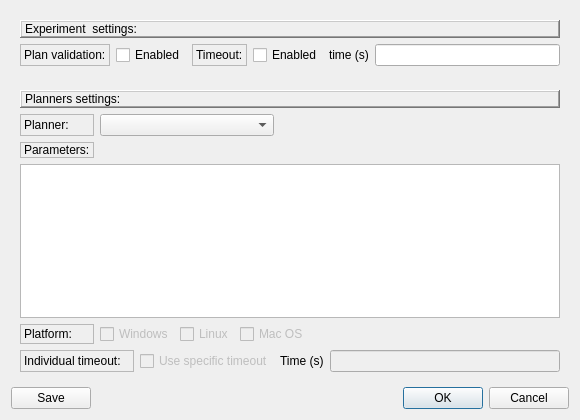
xuanjianwu/KAVI, file KAVI/forms/SolutionSettingsDialog.ui: the form before one commit.
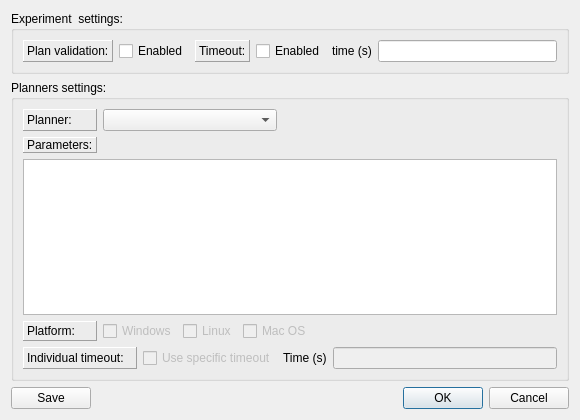
The form after the commit.

Patch:
```diff
--- a/KAVI/forms/SolutionSettingsDialog.ui
+++ b/KAVI/forms/SolutionSettingsDialog.ui
@@ -15,28 +15,18 @@
   </property>
   <layout class="QGridLayout" name="gridLayout_3">
    <item row="0" column="0" colspan="2">
-    <widget class="QWidget" name="ExperimentSettings" native="true">
+    <widget class="QGroupBox" name="ExperimentSettings">
+     <property name="title">
+      <string>Experiment  settings:</string>
+     </property>
+     <property name="flat">
+      <bool>false</bool>
+     </property>
      <layout class="QGridLayout" name="gridLayout">
-      <item row="0" column="0" colspan="6">
-       <widget class="QLabel" name="labelExperimentSettings">
-        <property name="frameShape">
-         <enum>QFrame::WinPanel</enum>
-        </property>
-        <property name="frameShadow">
-         <enum>QFrame::Raised</enum>
-        </property>
-        <property name="text">
-         <string>Experiment  settings:</string>
-        </property>
-        <property name="textFormat">
-         <enum>Qt::AutoText</enum>
-        </property>
-       </widget>
-      </item>
-      <item row="1" column="0">
+      <item row="0" column="0">
        <widget class="QLabel" name="labelPlanValidation">
         <property name="frameShape">
-         <enum>QFrame::StyledPanel</enum>
+         <enum>QFrame::Panel</enum>
         </property>
         <property name="frameShadow">
          <enum>QFrame::Raised</enum>
@@ -46,20 +36,13 @@
         </property>
        </widget>
       </item>
-      <item row="1" column="1">
-       <widget class="QCheckBox" name="PlanValidationEnabled">
-        <property name="text">
-         <string>Enabled</string>
-        </property>
-        <property name="checked">
-         <bool>false</bool>
-        </property>
-       </widget>
+      <item row="0" column="5">
+       <widget class="QLineEdit" name="TimeoutValue"/>
       </item>
-      <item row="1" column="2">
+      <item row="0" column="2">
        <widget class="QLabel" name="labelTimeout">
         <property name="frameShape">
-         <enum>QFrame::StyledPanel</enum>
+         <enum>QFrame::Panel</enum>
         </property>
         <property name="frameShadow">
          <enum>QFrame::Raised</enum>
@@ -69,56 +52,43 @@
         </property>
        </widget>
       </item>
-      <item row="1" column="3">
+      <item row="0" column="3">
        <widget class="QCheckBox" name="TimeoutEnabled">
         <property name="text">
          <string>Enabled</string>
         </property>
        </widget>
       </item>
-      <item row="1" column="4">
+      <item row="0" column="1">
+       <widget class="QCheckBox" name="PlanValidationEnabled">
+        <property name="text">
+         <string>Enabled</string>
+        </property>
+        <property name="checked">
+         <bool>false</bool>
+        </property>
+       </widget>
+      </item>
+      <item row="0" column="4">
        <widget class="QLabel" name="labelTime">
         <property name="text">
          <string>time (s)</string>
         </property>
        </widget>
       </item>
-      <item row="1" column="5">
-       <widget class="QLineEdit" name="TimeoutValue"/>
-      </item>
      </layout>
     </widget>
    </item>
    <item row="1" column="0" colspan="2">
-    <widget class="QWidget" name="PlannersSettings" native="true">
+    <widget class="QGroupBox" name="PlannersSettings">
+     <property name="title">
+      <string>Planners settings:</string>
+     </property>
+     <property name="flat">
+      <bool>false</bool>
+     </property>
      <layout class="QGridLayout" name="gridLayout_2">
-      <item row="1" column="0">
-       <widget class="QLabel" name="labelPlanner">
-        <property name="frameShape">
-         <enum>QFrame::StyledPanel</enum>
-        </property>
-        <property name="frameShadow">
-         <enum>QFrame::Raised</enum>
-        </property>
-        <property name="text">
-         <string>Planner:</string>
-        </property>
-       </widget>
-      </item>
-      <item row="5" column="0" colspan="2">
-       <widget class="QLabel" name="labelIndividualTimeout">
-        <property name="frameShape">
-         <enum>QFrame::StyledPanel</enum>
-        </property>
-        <property name="frameShadow">
-         <enum>QFrame::Raised</enum>
-        </property>
-        <property name="text">
-         <string>Individual timeout:</string>
-        </property>
-       </widget>
-      </item>
-      <item row="1" column="1" colspan="4">
+      <item row="0" column="1" colspan="4">
        <widget class="QComboBox" name="PlannerSelected">
         <property name="toolTip">
          <string>Select one planner</string>
@@ -128,10 +98,36 @@
         </property>
        </widget>
       </item>
-      <item row="2" column="0">
+      <item row="4" column="0" colspan="2">
+       <widget class="QLabel" name="labelIndividualTimeout">
+        <property name="frameShape">
+         <enum>QFrame::Panel</enum>
+        </property>
+        <property name="frameShadow">
+         <enum>QFrame::Raised</enum>
+        </property>
+        <property name="text">
+         <string>Individual timeout:</string>
+        </property>
+       </widget>
+      </item>
+      <item row="0" column="0">
+       <widget class="QLabel" name="labelPlanner">
+        <property name="frameShape">
+         <enum>QFrame::Panel</enum>
+        </property>
+        <property name="frameShadow">
+         <enum>QFrame::Raised</enum>
+        </property>
+        <property name="text">
+         <string>Planner:</string>
+        </property>
+       </widget>
+      </item>
+      <item row="1" column="0">
        <widget class="QLabel" name="labelParameters">
         <property name="frameShape">
-         <enum>QFrame::StyledPanel</enum>
+         <enum>QFrame::Panel</enum>
         </property>
         <property name="frameShadow">
          <enum>QFrame::Raised</enum>
@@ -141,10 +137,20 @@
         </property>
        </widget>
       </item>
-      <item row="4" column="0">
+      <item row="3" column="1" colspan="2">
+       <widget class="QCheckBox" name="Windows">
+        <property name="enabled">
+         <bool>false</bool>
+        </property>
+        <property name="text">
+         <string>Windows</string>
+        </property>
+       </widget>
+      </item>
+      <item row="3" column="0">
        <widget class="QLabel" name="labelPlatform">
         <property name="frameShape">
-         <enum>QFrame::StyledPanel</enum>
+         <enum>QFrame::Panel</enum>
         </property>
         <property name="frameShadow">
          <enum>QFrame::Raised</enum>
@@ -154,20 +160,7 @@
         </property>
        </widget>
       </item>
-      <item row="0" column="0" colspan="7">
-       <widget class="QLabel" name="labelPlannersSettings">
-        <property name="frameShape">
-         <enum>QFrame::WinPanel</enum>
-        </property>
-        <property name="frameShadow">
-         <enum>QFrame::Raised</enum>
-        </property>
-        <property name="text">
-         <string>Planners settings:</string>
-        </property>
-       </widget>
-      </item>
-      <item row="4" column="4" colspan="2">
+      <item row="3" column="4" colspan="2">
        <widget class="QCheckBox" name="MacOS">
         <property name="enabled">
          <bool>false</bool>
@@ -177,24 +170,14 @@
         </property>
        </widget>
       </item>
-      <item row="4" column="1" colspan="2">
-       <widget class="QCheckBox" name="Windows">
-        <property name="enabled">
-         <bool>false</bool>
-        </property>
-        <property name="text">
-         <string>Windows</string>
-        </property>
-       </widget>
-      </item>
-      <item row="5" column="5">
+      <item row="4" column="5">
        <widget class="QLabel" name="labelTime_2">
         <property name="text">
          <string>Time (s)</string>
         </property>
        </widget>
       </item>
-      <item row="4" column="3">
+      <item row="3" column="3">
        <widget class="QCheckBox" name="Linux">
         <property name="enabled">
          <bool>false</bool>
@@ -204,10 +187,7 @@
         </property>
        </widget>
       </item>
-      <item row="3" column="0" colspan="7">
-       <widget class="QTableWidget" name="ParameterTable"/>
-      </item>
-      <item row="5" column="2" colspan="3">
+      <item row="4" column="2" colspan="3">
        <widget class="QCheckBox" name="UseSpecificTimeout">
         <property name="enabled">
          <bool>false</bool>
@@ -217,7 +197,10 @@
         </property>
        </widget>
       </item>
-      <item row="5" column="6">
+      <item row="2" column="0" colspan="7">
+       <widget class="QTableWidget" name="ParameterTable"/>
+      </item>
+      <item row="4" column="6">
        <widget class="QLineEdit" name="TimeoutValue_2">
         <property name="enabled">
          <bool>false</bool>
```
Left out of the diff: 28 changed lines with no effect on the pictures.
